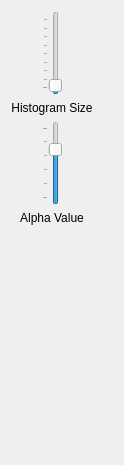
Above: gui/multi_img_viewer.ui from gerbilvis/gerbil before the change. Below: the same form after it.
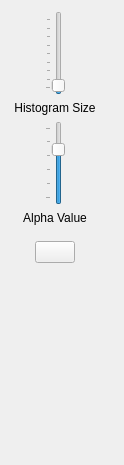
That is the form after the change. Icons and pictures are not drawn. Custom widgets are drawn as their Qt base class.

The edit to the form file:
```diff
--- a/gui/multi_img_viewer.ui
+++ b/gui/multi_img_viewer.ui
@@ -130,6 +130,42 @@
        </property>
       </widget>
      </item>
+     <item>
+      <layout class="QHBoxLayout" name="horizontalLayout_2">
+       <property name="leftMargin">
+        <number>24</number>
+       </property>
+       <property name="topMargin">
+        <number>10</number>
+       </property>
+       <property name="rightMargin">
+        <number>24</number>
+       </property>
+       <item>
+        <widget class="QPushButton" name="limiterButton">
+         <property name="toolTip">
+          <string>Use band-wise limiters</string>
+         </property>
+         <property name="text">
+          <string/>
+         </property>
+         <property name="icon">
+          <iconset>
+           <normaloff>:/toolbar/limiter</normaloff>:/toolbar/limiter</iconset>
+         </property>
+         <property name="iconSize">
+          <size>
+           <width>16</width>
+           <height>16</height>
+          </size>
+         </property>
+         <property name="checkable">
+          <bool>true</bool>
+         </property>
+        </widget>
+       </item>
+      </layout>
+     </item>
      <item>
       <spacer name="verticalSpacer">
        <property name="orientation">
```
